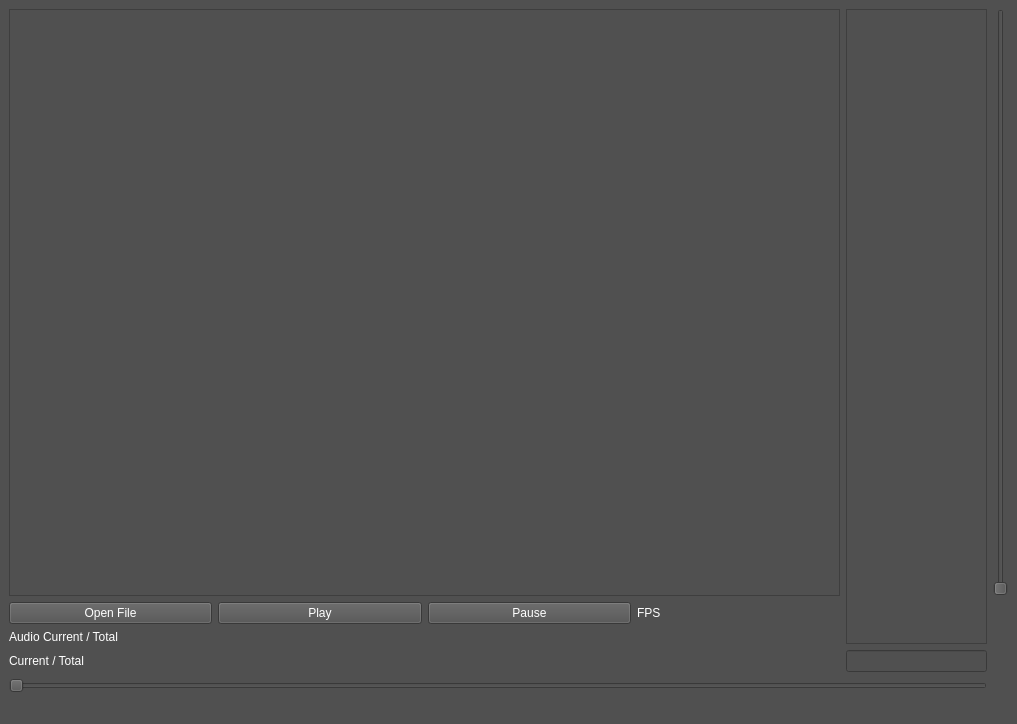
Old version of the form app/server/open.ui in the repository shully899509/OpenParty.
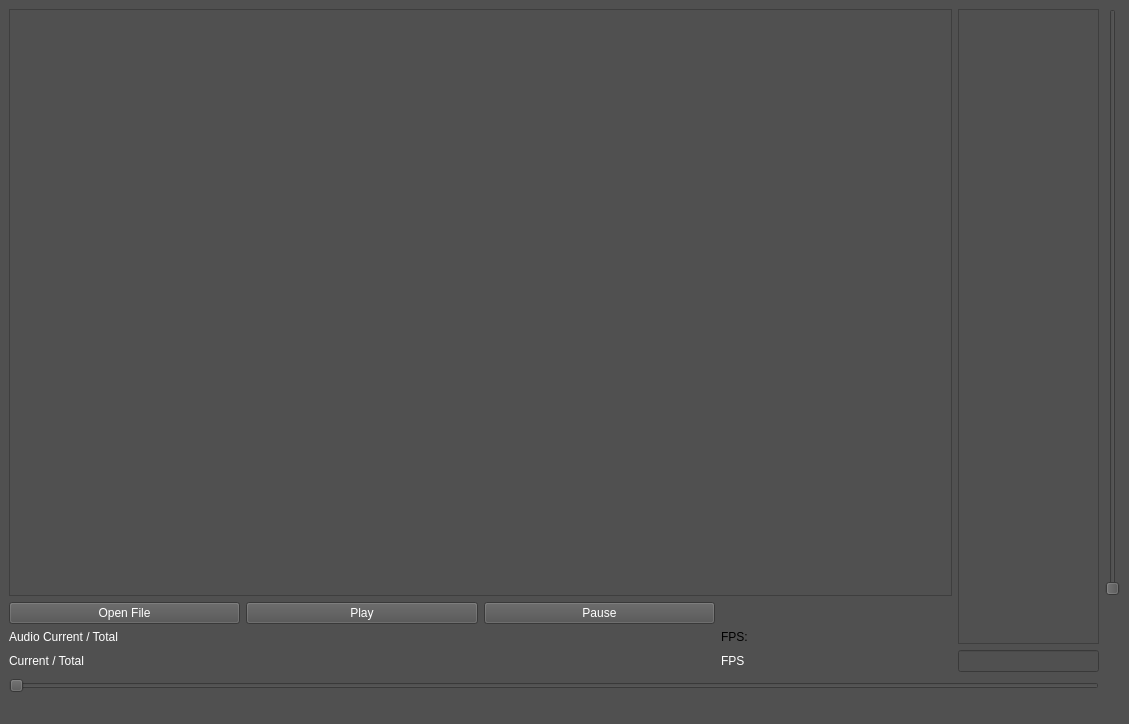
New version of the form.

Patch:
```diff
--- a/app/server/open.ui
+++ b/app/server/open.ui
@@ -6,7 +6,7 @@
    <rect>
     <x>0</x>
     <y>0</y>
-    <width>1017</width>
+    <width>1129</width>
     <height>724</height>
    </rect>
   </property>
@@ -120,20 +120,6 @@
       </property>
      </widget>
     </item>
-    <item row="1" column="3">
-     <widget class="QLabel" name="fpsLabel">
-      <property name="toolTip">
-       <string>Current FPS</string>
-      </property>
-      <property name="styleSheet">
-       <string notr="true">color: rgb(255, 255, 255);
-font: 8pt &quot;Lucida Fax&quot;;</string>
-      </property>
-      <property name="text">
-       <string>FPS</string>
-      </property>
-     </widget>
-    </item>
     <item row="2" column="0">
      <widget class="QLabel" name="audioProgressLabel">
       <property name="toolTip">
@@ -189,6 +175,30 @@
       </property>
      </widget>
     </item>
+    <item row="3" column="3">
+     <widget class="QLabel" name="fpsLabel">
+      <property name="toolTip">
+       <string>Current FPS</string>
+      </property>
+      <property name="styleSheet">
+       <string notr="true">color: rgb(255, 255, 255);
+font: 8pt &quot;Lucida Fax&quot;;</string>
+      </property>
+      <property name="text">
+       <string>FPS</string>
+      </property>
+     </widget>
+    </item>
+    <item row="2" column="3">
+     <widget class="QLabel" name="label">
+      <property name="styleSheet">
+       <string notr="true">color: rgb(255, 255, 255);\nfont: 8pt &quot;Lucida Fax&quot;;</string>
+      </property>
+      <property name="text">
+       <string>FPS:</string>
+      </property>
+     </widget>
+    </item>
    </layout>
   </widget>
   <widget class="QMenuBar" name="menubar">
```
Left out of the diff: 2 changed lines with no effect on the pictures.
